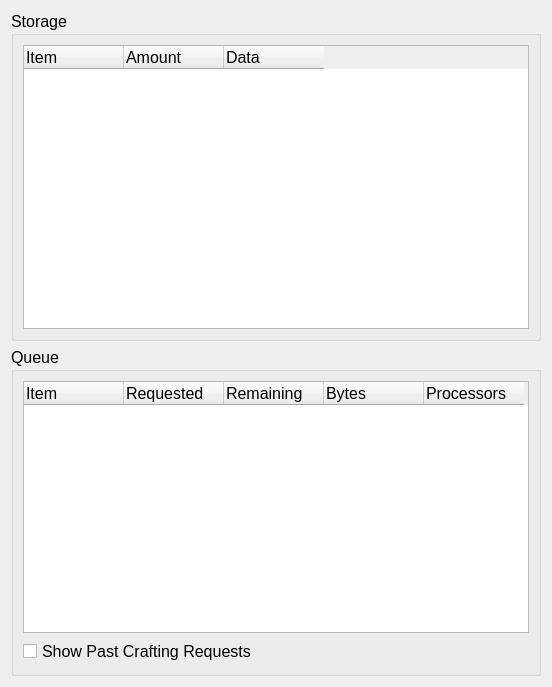
Before: the Qt Designer form Python Source/gui/widgets/storage.ui in FidgetySo/OpenControl, drawn with Qt 5.
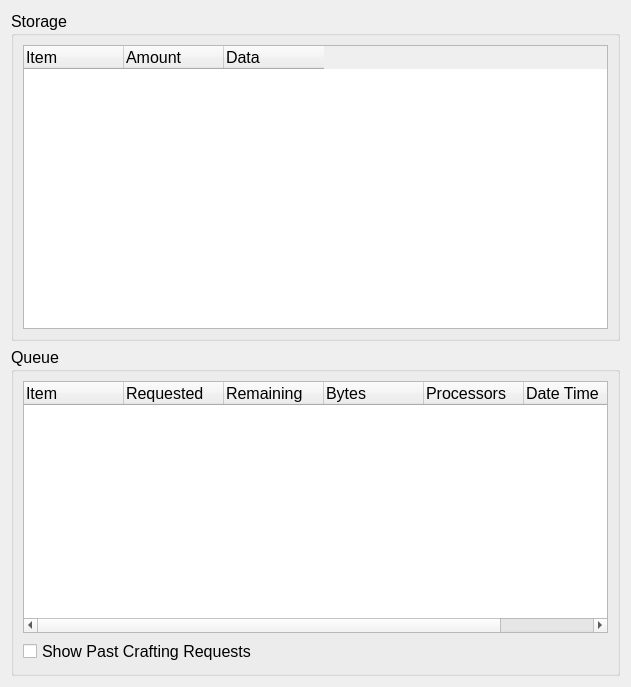
After: the same form once the commit is applied. Icons and pictures are not drawn.

Diff of the .ui file:
```diff
--- a/Python Source/gui/widgets/storage.ui
+++ b/Python Source/gui/widgets/storage.ui
@@ -6,7 +6,7 @@
    <rect>
     <x>0</x>
     <y>0</y>
-    <width>552</width>
+    <width>631</width>
     <height>687</height>
    </rect>
   </property>
@@ -71,6 +71,14 @@
           <set>AlignLeading|AlignVCenter</set>
          </property>
         </column>
+        <column>
+         <property name="text">
+          <string>Date Time</string>
+         </property>
+         <property name="textAlignment">
+          <set>AlignLeading|AlignVCenter</set>
+         </property>
+        </column>
        </widget>
       </item>
       <item row="1" column="0">
```
